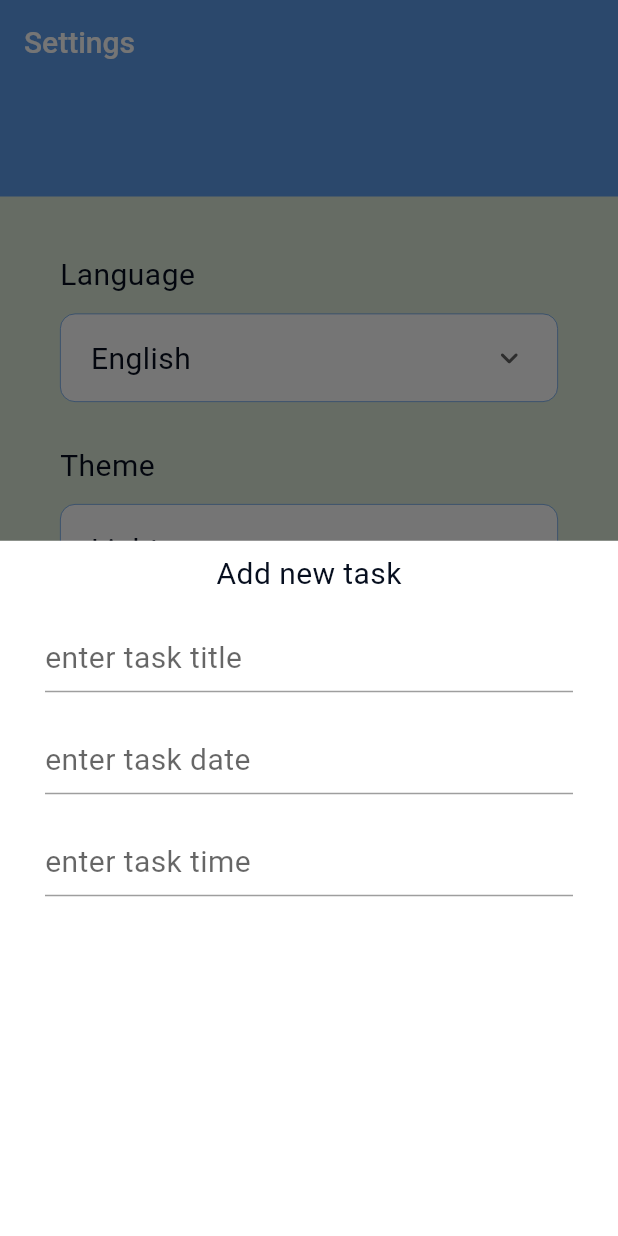
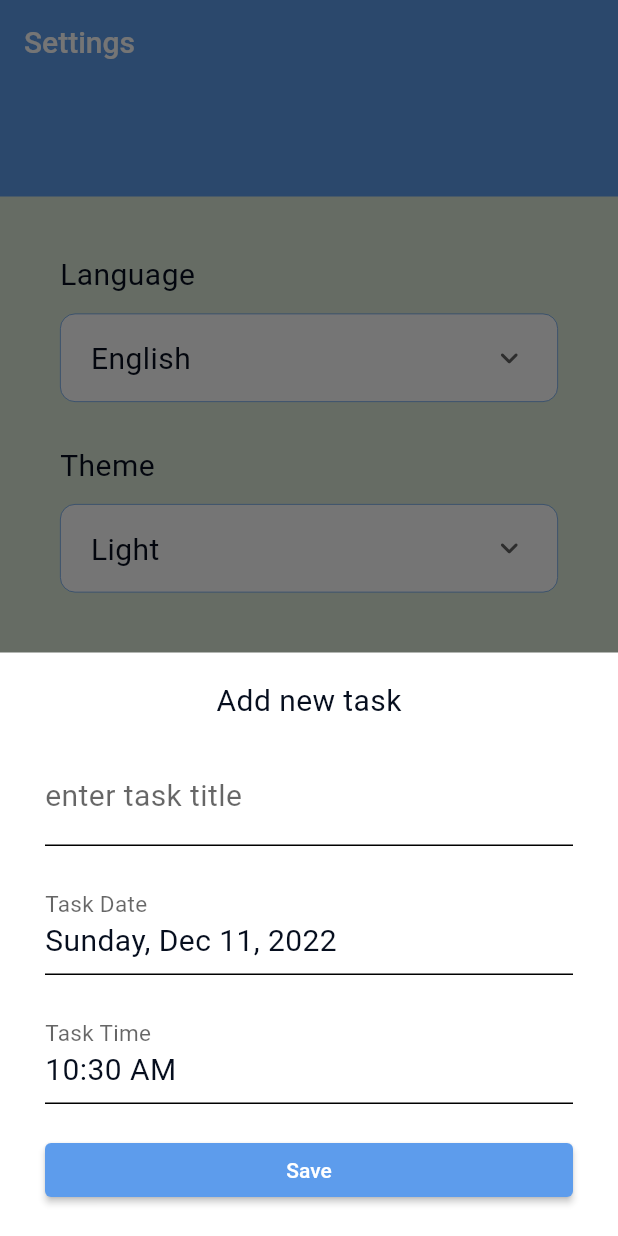
Before and after one commit to A7medabdelaty/Todo-with-FireBase, a Flutter app: the screen it shows after launch, item 2 of the bottom bar chosen, after a tap on the "add" icon, on a phone screen of 412 x 824 dp. Run offline on Flutter 3.47's test engine with Material 2 defaults, Android fonts, the phone set to English and light mode, and no system bars; generated files the repository leaves out were written again.

```diff
--- a/lib/layout/layout.dart
+++ b/lib/layout/layout.dart
@@ -12,7 +12,7 @@ class HomeScreen extends StatelessWidget {
     MainProvider provider = Provider.of<MainProvider>(context);
     return Scaffold(
       appBar: AppBar(title: Text(provider.appBarTitle)),
-      floatingActionButton: floatingButton(context),
+      floatingActionButton: floatingButton(context,provider),
       floatingActionButtonLocation: FloatingActionButtonLocation.centerDocked,
       bottomNavigationBar: bottomAppBar(provider),
       body: provider.activeScreen,
--- a/lib/provider/main_provider.dart
+++ b/lib/provider/main_provider.dart
@@ -2,6 +2,7 @@ import 'package:flutter/cupertino.dart';
 import 'package:flutter/material.dart';
 import 'package:todo/modules/settings_tab/settings_tab.dart';
 import 'package:todo/modules/tasks_tab/tasks_tab.dart';
+
 class MainProvider extends ChangeNotifier {
   final List _titles = ['TO DO List', 'Settings'];
   int index = 0;
@@ -16,4 +17,13 @@ class MainProvider extends ChangeNotifier {
     activeScreen = _tabs[index];
     notifyListeners();
   }
+
+  TextEditingController titleController = TextEditingController();
+  TextEditingController dateController = TextEditingController();
+  TextEditingController timeController = TextEditingController();
+
+  setControllerText(text, TextEditingController controller) {
+    controller.text = text;
+    notifyListeners();
+  }
 }
--- a/lib/shared/component/layout_components.dart
+++ b/lib/shared/component/layout_components.dart
@@ -1,12 +1,23 @@
 import 'package:flutter/material.dart';
+import 'package:intl/intl.dart';
 import 'package:todo/provider/main_provider.dart';
 
-Widget floatingButton(context) => FloatingActionButton(
+Widget floatingButton(context, MainProvider provider) => FloatingActionButton(
       onPressed: () {
-        showModalBottomSheet(
+        provider.dateController.text =
+            DateFormat('EEEE, MMM d, yyyy').format(DateTime.now()).toString();
+        provider.timeController.text =
+            TimeOfDay.now().format(context).toString();
+        showBottomSheet(context, provider);
+      },
+      child: const Icon(Icons.add),
+    );
+
+void showBottomSheet(context, MainProvider provider) => showModalBottomSheet(
       context: context,
       builder: (context) => Padding(
-            padding: const EdgeInsets.symmetric(horizontal: 30, vertical: 10),
+        padding: const EdgeInsets.symmetric(horizontal: 30, vertical: 20),
+        child: SingleChildScrollView(
           child: Column(
             children: [
               Text(
@@ -18,14 +29,17 @@ Widget floatingButton(context) => FloatingActionButton(
               ),
               TextFormField(
                 decoration: const InputDecoration(
-                    border: UnderlineInputBorder(),
-                    hintText: 'enter task title',
+                  labelText: 'enter task title',
+                  border: OutlineInputBorder(),
+                  enabledBorder: UnderlineInputBorder(),
                 ),
               ),
               const SizedBox(
                 height: 20,
               ),
               TextFormField(
+                controller: provider.dateController,
+                readOnly: true,
                 keyboardType: TextInputType.none,
                 onTap: () {
                   showDatePicker(
@@ -35,28 +49,60 @@ Widget floatingButton(context) => FloatingActionButton(
                     lastDate: DateTime.now().add(
                       const Duration(days: 356),
                     ),
-                    );
+                  ).then((value) {
+                    value != null
+                        ? provider.setControllerText(
+                            DateFormat('EEEE, MMM d, yyyy')
+                                .format(value)
+                                .toString(),
+                            provider.dateController)
+                        : provider.dateController.text =
+                            provider.dateController.text;
+                  });
                 },
                 decoration: const InputDecoration(
-                    border: UnderlineInputBorder(),
-                    hintText: 'enter task date',
+                  labelText: 'Task Date',
+                  border: OutlineInputBorder(),
+                  enabledBorder: UnderlineInputBorder(),
                 ),
               ),
               const SizedBox(
                 height: 20,
               ),
               TextFormField(
+                controller: provider.timeController,
+                readOnly: true,
+                keyboardType: TextInputType.none,
                 decoration: const InputDecoration(
-                    border: UnderlineInputBorder(),
-                    hintText: 'enter task time',
+                  labelText: 'Task Time',
+                  border: OutlineInputBorder(),
+                  enabledBorder: UnderlineInputBorder(),
                 ),
+                onTap: () {
+                  showTimePicker(context: context, initialTime: TimeOfDay.now())
+                      .then((value) {
+                    value != null
+                        ? provider.timeController.text =
+                            value.format(context).toString()
+                        : provider.timeController.text =
+                            provider.timeController.text;
+                  });
+                },
               ),
+              const SizedBox(
+                height: 20,
+              ),
+              SizedBox(
+                width: double.infinity,
+                child: ElevatedButton(
+                  onPressed: () {},
+                  child: const Text('Save'),
+                ),
+              )
             ],
           ),
         ),
-        );
-      },
-      child: const Icon(Icons.add),
+      ),
     );
 
 Widget bottomAppBar(MainProvider provider) => BottomAppBar(
--- a/lib/shared/styles/theme.dart
+++ b/lib/shared/styles/theme.dart
@@ -13,7 +13,7 @@ class MyTheme {
         onError: Colors.white,
         background: Colors.transparent,
         onBackground: Colors.white,
-        surface: Colors.grey,
+        surface: Colors.white,
         onSurface: Colors.black),
     textTheme: TextTheme(
       subtitle1: TextStyle(
```
Lines whose indentation alone changed are shown as unchanged.
